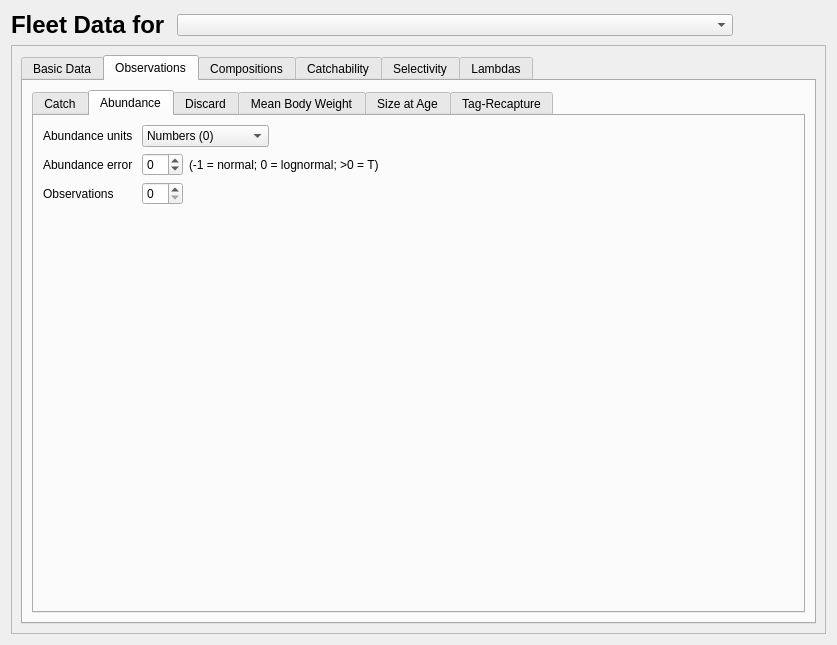
Before: the Qt Designer form src/fleet_widget.ui in nmfs-ost/ss3-ssi, drawn with Qt 5.
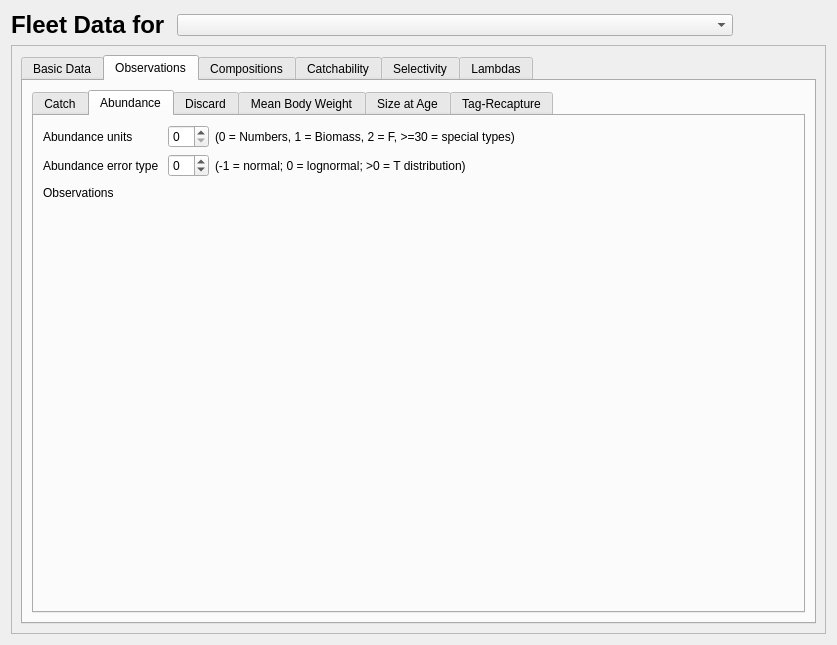
After: the same form once the commit is applied. The open tabs and pages were chosen to show the change. Icons and pictures are not drawn.

Commit message: Fleet gui widgets working

```diff
--- a/src/fleet_widget.ui
+++ b/src/fleet_widget.ui
@@ -490,111 +490,100 @@
              <layout class="QVBoxLayout" name="verticalLayout_9">
               <item>
                <layout class="QGridLayout" name="gridLayout_abund">
-                <item row="2" column="0" colspan="2">
-                 <widget class="QLabel" name="label_abund_obs">
-                  <property name="text">
-                   <string>Observations</string>
-                  </property>
-                 </widget>
-                </item>
-                <item row="2" column="6">
-                 <spacer name="horizontalSpacer_abund2">
-                  <property name="orientation">
-                   <enum>Qt::Horizontal</enum>
-                  </property>
-                  <property name="sizeHint" stdset="0">
-                   <size>
-                    <width>40</width>
-                    <height>20</height>
-                   </size>
-                  </property>
-                 </spacer>
-                </item>
-                <item row="1" column="3" colspan="6">
-                 <widget class="QLabel" name="label_abund_err_info">
-                  <property name="text">
-                   <string>(-1 = normal; 0 = lognormal; &gt;0 = T)</string>
-                  </property>
-                 </widget>
-                </item>
-                <item row="0" column="0" colspan="2">
-                 <widget class="QLabel" name="label_abund_units">
-                  <property name="text">
-                   <string>Abundance units </string>
-                  </property>
-                 </widget>
-                </item>
-                <item row="1" column="2">
+                <item row="1" column="3">
                  <widget class="QSpinBox" name="spinBox_abund_err">
                   <property name="minimum">
                    <number>-1</number>
                   </property>
                  </widget>
                 </item>
-                <item row="1" column="0" colspan="2">
+                <item row="1" column="0" colspan="3">
                  <widget class="QLabel" name="label_abund_err">
                   <property name="text">
-                   <string>Abundance error </string>
+                   <string>Abundance error type </string>
                   </property>
                  </widget>
                 </item>
-                <item row="2" column="3" colspan="2">
-                 <spacer name="horizontalSpacer_abund1">
-                  <property name="orientation">
-                   <enum>Qt::Horizontal</enum>
+                <item row="0" column="3">
+                 <widget class="QSpinBox" name="spinBox_abund_units">
+                  <property name="maximum">
+                   <number>40</number>
                   </property>
-                  <property name="sizeType">
-                   <enum>QSizePolicy::Maximum</enum>
-                  </property>
-                  <property name="sizeHint" stdset="0">
-                   <size>
-                    <width>80</width>
-                    <height>20</height>
-                   </size>
-                  </property>
-                 </spacer>
+                 </widget>
                 </item>
-                <item row="0" column="2" colspan="3">
-                 <widget class="QComboBox" name="comboBox_abund_units">
-                  <item>
-                   <property name="text">
-                    <string>Numbers (0)</string>
-                   </property>
-                  </item>
-                  <item>
-                   <property name="text">
-                    <string>Biomass (1)</string>
-                   </property>
-                  </item>
-                  <item>
-                   <property name="text">
-                    <string>F (2)</string>
-                   </property>
-                  </item>
+                <item row="0" column="4">
+                 <widget class="QLabel" name="label_abund_units_info">
+                  <property name="text">
+                   <string>(0 = Numbers, 1 = Biomass, 2 = F, &gt;=30 = special types)</string>
+                  </property>
                  </widget>
                 </item>
-                <item row="2" column="2">
-                 <widget class="QSpinBox" name="spinBox_num_adund"/>
-                </item>
-                <item row="2" column="7">
-                 <spacer name="horizontalSpacer_abund3">
+                <item row="2" column="4">
+                 <spacer name="horizontalSpacer_6">
                   <property name="orientation">
                    <enum>Qt::Horizontal</enum>
                   </property>
-                  <property name="sizeType">
-                   <enum>QSizePolicy::Maximum</enum>
-                  </property>
                   <property name="sizeHint" stdset="0">
                    <size>
-                    <width>80</width>
+                    <width>40</width>
                     <height>20</height>
                    </size>
                   </property>
                  </spacer>
                 </item>
-                <item row="3" column="0" rowspan="2" colspan="7">
+                <item row="0" column="0" colspan="3">
+                 <widget class="QLabel" name="label_abund_units">
+                  <property name="text">
+                   <string>Abundance units </string>
+                  </property>
+                 </widget>
+                </item>
+                <item row="3" column="0" colspan="5">
                  <layout class="QVBoxLayout" name="verticalLayout_abund"/>
                 </item>
+                <item row="1" column="4">
+                 <widget class="QLabel" name="label_abund_err_info">
+                  <property name="text">
+                   <string>(-1 = normal; 0 = lognormal; &gt;0 = T distribution)</string>
+                  </property>
+                 </widget>
+                </item>
+                <item row="2" column="0" colspan="3">
+                 <widget class="QLabel" name="label_abund_obs">
+                  <property name="text">
+                   <string>Observations</string>
+                  </property>
+                 </widget>
+                </item>
+                <item row="3" column="5">
+                 <spacer name="verticalSpacer">
+                  <property name="orientation">
+                   <enum>Qt::Vertical</enum>
+                  </property>
+                  <property name="sizeHint" stdset="0">
+                   <size>
+                    <width>20</width>
+                    <height>40</height>
+                   </size>
+                  </property>
+                 </spacer>
+                </item>
+                <item row="2" column="5">
+                 <spacer name="horizontalSpacer_7">
+                  <property name="orientation">
+                   <enum>Qt::Horizontal</enum>
+                  </property>
+                  <property name="sizeType">
+                   <enum>QSizePolicy::Minimum</enum>
+                  </property>
+                  <property name="sizeHint" stdset="0">
+                   <size>
+                    <width>100</width>
+                    <height>20</height>
+                   </size>
+                  </property>
+                 </spacer>
+                </item>
                </layout>
               </item>
              </layout>
```
Left out of the diff: 454 changed lines with no effect on the pictures. The commit also changes 9 other files.
